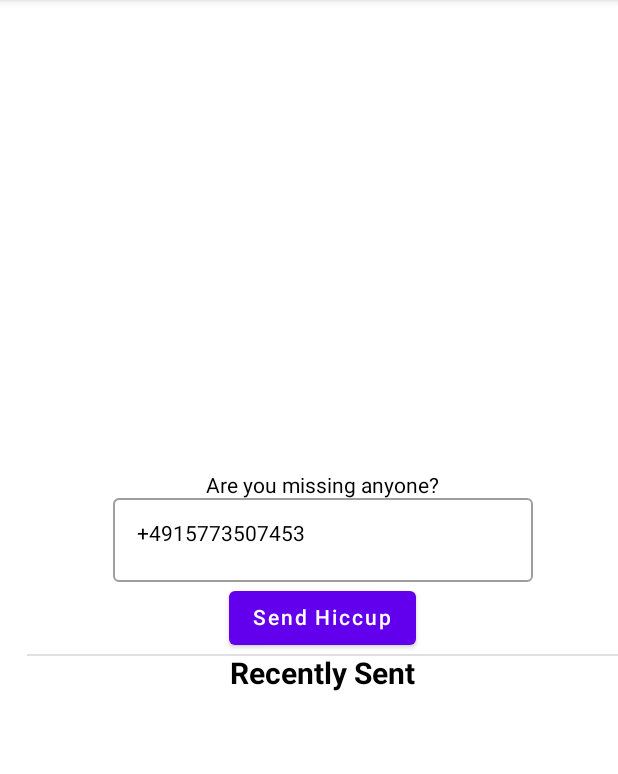
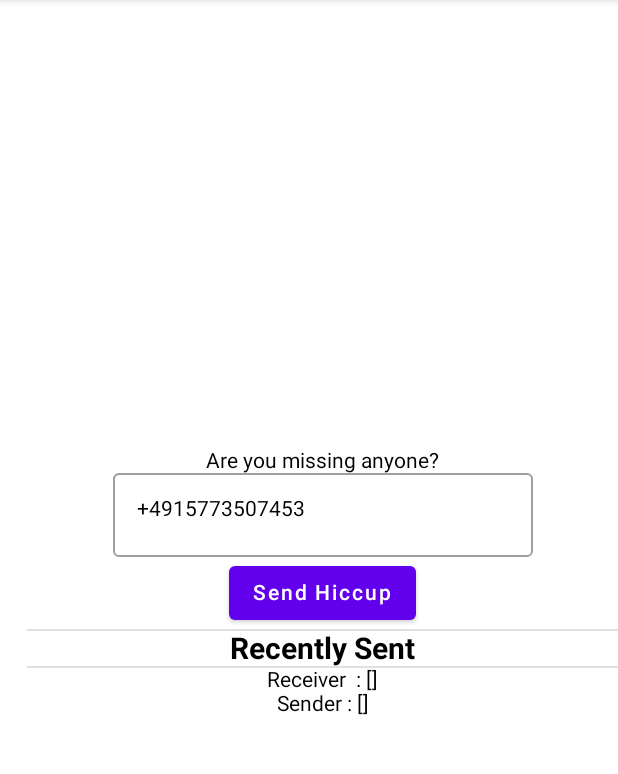
Before and after one commit to sanjushahgupta/hiccups-app, an Android app built with Jetpack Compose: the Home screen opened through its navigation route, on a phone screen of 412 x 824 dp, the part 45-819 px from its top. Run offline under Robolectric (Android 15) with nearby library versions, the phone set to English and light mode, and no system bars; our stand-ins replace Firebase (no records; nobody signed in at launch, a user with empty details on screens opened directly).

Commit message:
get received and sender list from firebase database

```diff
--- a/app/src/main/java/hicCups/p/MainActivity.kt
+++ b/app/src/main/java/hicCups/p/MainActivity.kt
@@ -34,7 +34,9 @@ class MainActivity : ComponentActivity() {
         val ownUid = auth.currentUser?.uid
         val Topic = "/topics/$ownUid"
         Log.d("topics","$Topic")
-       // val Topic = "/topics/myTopic"
+
+
+        // val Topic = "/topics/myTopic"
         FirebaseMessaging.getInstance().subscribeToTopic(Topic)
 
         setContent {
--- /dev/null
+++ b/app/src/main/java/hicCups/p/forNotification/HiccupsDetails.kt
@@ -0,0 +1,6 @@
+package hicCups.p.forNotification
+
+class HiccupsDetails(
+    val Sender : String,
+    val Receiver : String
+)
--- a/app/src/main/java/hicCups/p/screens/Home.kt
+++ b/app/src/main/java/hicCups/p/screens/Home.kt
@@ -1,5 +1,7 @@
 package hicCups.p.screens
 
+import android.annotation.SuppressLint
+import android.content.ContentValues
 import android.util.Log
 import androidx.compose.foundation.layout.*
 import androidx.compose.material.*
@@ -15,7 +17,11 @@ import androidx.compose.ui.unit.dp
 import androidx.compose.ui.unit.sp
 import androidx.navigation.NavController
 import com.google.firebase.auth.FirebaseAuth
+import com.google.firebase.auth.PhoneAuthCredential
+import com.google.firebase.auth.ktx.auth
 import com.google.firebase.firestore.FirebaseFirestore
+import com.google.firebase.ktx.Firebase
+import hicCups.p.forNotification.HiccupsDetails
 import hicCups.p.forNotification.NotificationClient
 import hicCups.p.forNotification.NotificationData
 import hicCups.p.forNotification.PushNotification
@@ -63,9 +69,13 @@ fun Home(navController: NavController) {
             Divider()
             Text(text = "Recently Sent", fontWeight = FontWeight.Bold, fontSize = 20.sp)
 
+            Divider()
+           getUserdata()
+
             if (send.value) {
-                sendNotification(enterPhoneNumber.toString())
+                sendNotification(enterPhoneNumber.value.toString())
             }
+
         }
 
     }
@@ -73,10 +83,42 @@ fun Home(navController: NavController) {
 }
 
 
+@Composable
+fun getUserdata() {
+    var receiverList = mutableListOf<String>()
+    var senderList = mutableListOf<String>()
+    var receiverListState = remember {
+        mutableStateOf<String>("")
+    }
+    var senderListState = remember{ mutableStateOf("") }
+    val db = FirebaseFirestore.getInstance()
+    val auth = FirebaseAuth.getInstance()
+    val phon = auth.currentUser?.phoneNumber
+
+    db.collection("HiccupsDetails").get().addOnSuccessListener {
+        it.documents.forEach {
+            //if(it.get("Receiver").toString().equals(phon.toString())){
+
+            var x = it.get("receiver")
+            var y = it.get("sender")
+            receiverList.add(x.toString())
+            senderList.add(y.toString())
+
+        }
+
+        receiverListState.value= receiverList.toString()
+        senderListState.value = senderList.toString()
+
+    }
+    Text("Receiver  : ${receiverListState.value}")
+    Text("Sender : ${senderListState.value}")
+}
+
 fun sendNotification(receiverPhoneNumber: String) = CoroutineScope(Dispatchers.IO).launch {
     val db = FirebaseFirestore.getInstance()
     val auth = FirebaseAuth.getInstance()
     val senderPhone = auth.currentUser?.phoneNumber
+
     db.collection("users").document(receiverPhoneNumber).get().addOnSuccessListener {
         if (it.exists()) {
             var receiveruid = it.get("uid").toString()
@@ -90,8 +132,10 @@ fun sendNotification(receiverPhoneNumber: String) = CoroutineScope(Dispatchers.I
                 CoroutineScope(Dispatchers.IO).launch {
                     try {
                         val response = NotificationClient().getService().postNotification(it)
+
                         if (response.isSuccessful) {
-
+                            addToFirebaseHiccupsDetails(senderPhone.toString(), receiverPhoneNumber)
+                            Log.e("send", "send")
                         } else {
                             Log.e("tagr", response.errorBody().toString())
                         }
@@ -110,3 +154,28 @@ fun sendNotification(receiverPhoneNumber: String) = CoroutineScope(Dispatchers.I
     }
 
 }
+
+
+ fun addToFirebaseHiccupsDetails(sender: String, receiver: String ){
+
+    val db = FirebaseFirestore.getInstance()
+
+
+//    val phoneNumber = auth.currentUser!!.phoneNumber
+//    val uid = auth.currentUser!!.uid
+    //  val user: MutableMap<String, Any> = HashMap()
+    //  user["uid"] = uid
+    //  user["phonenumber"] = phoneNumber.toString()
+
+
+    db.collection("HiccupsDetails").add( HiccupsDetails(sender,receiver)).addOnSuccessListener { documentReference ->
+
+        Log.d("tag", "added ")
+
+
+
+
+    }.addOnFailureListener { e -> Log.w("sen", "Error adding document", e)}
+
+
+}
```
Also changed, not shown: app/src/main/java/hicCups/p/hiccupsViewmodel/hiccupsViewmodel.kt (added, +37 -0 lines), app/src/main/java/hicCups/p/screens/ReceivedDetails.kt (+36 -0 lines), app/src/main/java/hicCups/p/screens/SignUp.kt (+2 -7 lines).
